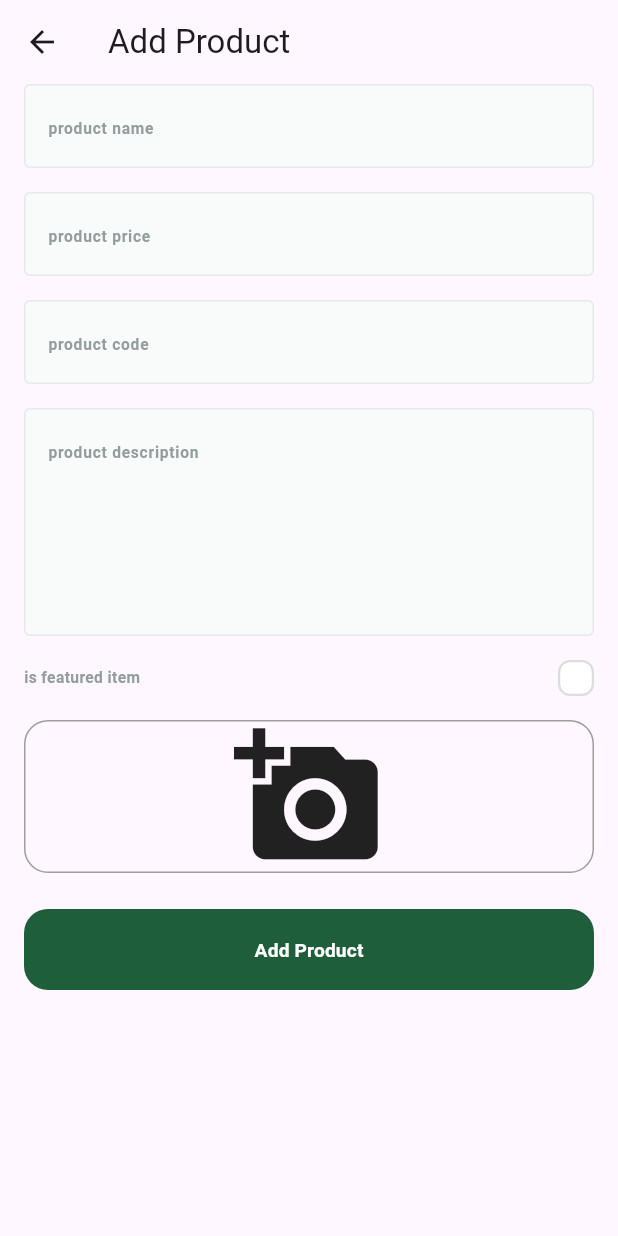
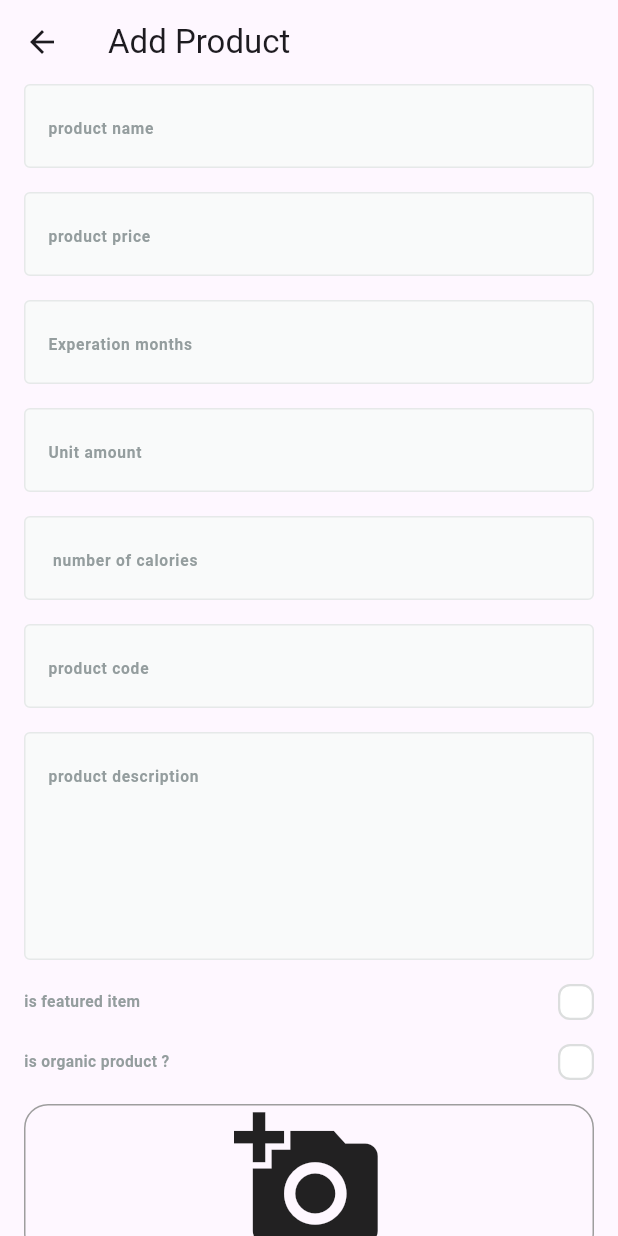
Before and after one commit to mohamed-abdellsalam/Fruits_hub_dashboard, a Flutter app: the AddProductView screen opened by its route, on a phone screen of 412 x 824 dp. Run offline on Flutter 3.47's test engine with Material 3 defaults, Android fonts, the phone set to English and light mode, and no system bars; drawn by our look-alikes of modal_progress_hud_nsn, skeletonizer; our stand-ins replace bloc, cloud_firestore, dartz, firebase_core, firebase_storage, flutter_bloc and 2 more; accounts and stored records are empty.

Commit message:
Enhance AddProduct feature by adding expiration months, organic status, calories, and unit amount fields; implement ProductOrganicCheckbox for user input

```diff
--- a/lib/features/add_product/domain/entities/add_product_input_entity.dart
+++ b/lib/features/add_product/domain/entities/add_product_input_entity.dart
@@ -8,6 +8,12 @@ class AddProductInputEntity {
   final File image;
   final bool isFeatured;
   String? imageUrl;
+  final int expirationMonths;
+  final bool isOrganic;
+  final int numberOfcalories;
+  final int unitAmount;
+  final num avgRating = 0;
+  final int ratingCount = 0;
 
   AddProductInputEntity({
     required this.name,
@@ -16,6 +22,10 @@ class AddProductInputEntity {
     required this.price,
     required this.image,
     required this.isFeatured,
+    required this.expirationMonths,
+    required this.numberOfcalories,
+    required this.unitAmount,
+    this.isOrganic = false,
     this.imageUrl,
   });
 }
--- a/lib/features/add_product/presentation/views/widgets/add_product_view_body.dart
+++ b/lib/features/add_product/presentation/views/widgets/add_product_view_body.dart
@@ -8,6 +8,7 @@ import 'package:fruits_hub_dashboard/features/add_product/domain/entities/add_pr
 import 'package:fruits_hub_dashboard/features/add_product/presentation/manager/cubit/add_product_cubit.dart';
 import 'package:fruits_hub_dashboard/features/add_product/presentation/views/widgets/image_field.dart';
 import 'package:fruits_hub_dashboard/features/add_product/presentation/views/widgets/is_featured_check_box.dart';
+import 'package:fruits_hub_dashboard/features/add_product/presentation/views/widgets/is_organic_check_box.dart';
 
 class AddProductViewBody extends StatefulWidget {
   const AddProductViewBody({super.key});
@@ -21,9 +22,12 @@ class _AddProductViewBodyState extends State<AddProductViewBody> {
 
   AutovalidateMode autovalidateMode = AutovalidateMode.disabled;
   late String name, code, description;
+  late num expirationMonths, numberOfcalories, unitAmount;
   late double price;
+
   File? image;
   bool isFeatured = false;
+  bool isOrganic = false;
   @override
   Widget build(BuildContext context) {
     return Padding(
@@ -58,6 +62,36 @@ class _AddProductViewBodyState extends State<AddProductViewBody> {
               ),
               CustomFromTextField(
                 onSaved: (value) {
+                  expirationMonths = num.parse(value!);
+                },
+                hintText: 'Experation months',
+                keyboardType: TextInputType.number,
+              ),
+              const SizedBox(
+                height: 16,
+              ),
+              CustomFromTextField(
+                onSaved: (value) {
+                  unitAmount = num.parse(value!);
+                },
+                hintText: 'Unit amount',
+                keyboardType: TextInputType.number,
+              ),
+              const SizedBox(
+                height: 16,
+              ),
+              CustomFromTextField(
+                onSaved: (value) {
+                  numberOfcalories = num.parse(value!);
+                },
+                hintText: ' number of calories',
+                keyboardType: TextInputType.number,
+              ),
+              const SizedBox(
+                height: 16,
+              ),
+              CustomFromTextField(
+                onSaved: (value) {
                   code = value!.toLowerCase();
                 },
                 hintText: 'product code',
@@ -83,6 +117,12 @@ class _AddProductViewBodyState extends State<AddProductViewBody> {
               const SizedBox(
                 height: 16,
               ),
+              ProductOrganicCheckbox(onChanged: (value) {
+                isOrganic = value;
+              }),
+              const SizedBox(
+                height: 16,
+              ),
               ImageField(
                 onFileChange: (image) {
                   this.image = image;
@@ -104,6 +144,10 @@ class _AddProductViewBodyState extends State<AddProductViewBody> {
                         price: price,
                         image: image!,
                         isFeatured: isFeatured,
+                        expirationMonths: expirationMonths.toInt(),
+                        numberOfcalories: numberOfcalories.toInt(),
+                        unitAmount: unitAmount.toInt(),
+                        isOrganic: isOrganic,
                       );
 
                       context.read<AddProductCubit>().addProduct(
--- /dev/null
+++ b/lib/features/add_product/presentation/views/widgets/is_organic_check_box.dart
@@ -0,0 +1,48 @@
+import 'package:flutter/material.dart';
+import 'package:fruits_hub_dashboard/core/utils/app_text_styles.dart';
+import 'package:fruits_hub_dashboard/core/widgets/custom_check_box.dart';
+
+class ProductOrganicCheckbox extends StatefulWidget {
+  const ProductOrganicCheckbox({super.key, required this.onChanged});
+  final ValueChanged<bool> onChanged;
+  @override
+  State<ProductOrganicCheckbox> createState() => _ProductOrganicCheckboxState();
+}
+
+class _ProductOrganicCheckboxState extends State<ProductOrganicCheckbox> {
+  bool isOrganic = false;
+  @override
+  Widget build(BuildContext context) {
+    return Row(
+      children: [
+        Expanded(
+          child: Text.rich(
+            TextSpan(
+              children: [
+                TextSpan(
+                  text: 'is organic product ?',
+                  style: TextStyles.semiBold13(context).copyWith(
+                    color: const Color(0xFF949D9E),
+                  ),
+                ),
+              ],
+            ),
+          ),
+        ),
+        const Expanded(
+          child: SizedBox(
+            width: 16,
+          ),
+        ),
+        CustomCheckBox(
+          isChecked: isOrganic,
+          onChanged: (value) {
+            isOrganic = value;
+            widget.onChanged(value);
+            setState(() {});
+          },
+        ),
+      ],
+    );
+  }
+}
```
Also changed, not shown: lib/features/add_product/models/add_product_input_model.dart (+18 -0 lines).
